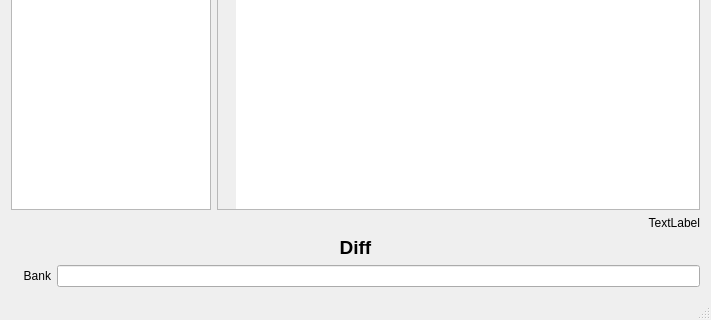
First picture: the form in mainwindow.ui, repository JanusErasmus/qt-finance, before the edit; both pictures show x 0 to 711 and y 273 to 593 of the 711 by 593 pixel window.
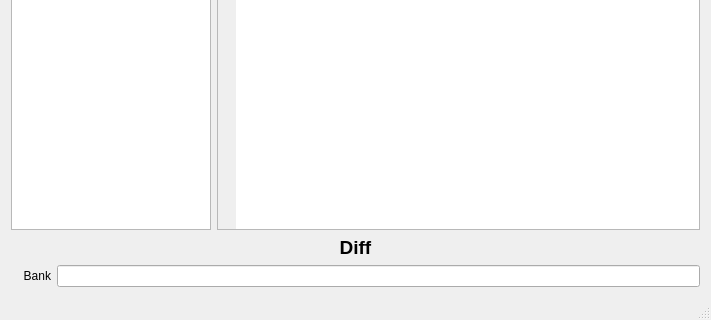
Second picture: the form after the edit.

```diff
--- a/mainwindow.ui
+++ b/mainwindow.ui
@@ -77,16 +77,6 @@
         </item>
        </layout>
       </item>
-      <item>
-       <widget class="QLabel" name="leftLabel">
-        <property name="text">
-         <string>TextLabel</string>
-        </property>
-        <property name="alignment">
-         <set>Qt::AlignRight|Qt::AlignTrailing|Qt::AlignVCenter</set>
-        </property>
-       </widget>
-      </item>
       <item>
        <widget class="QLabel" name="diffLabel">
         <property name="enabled">
```
